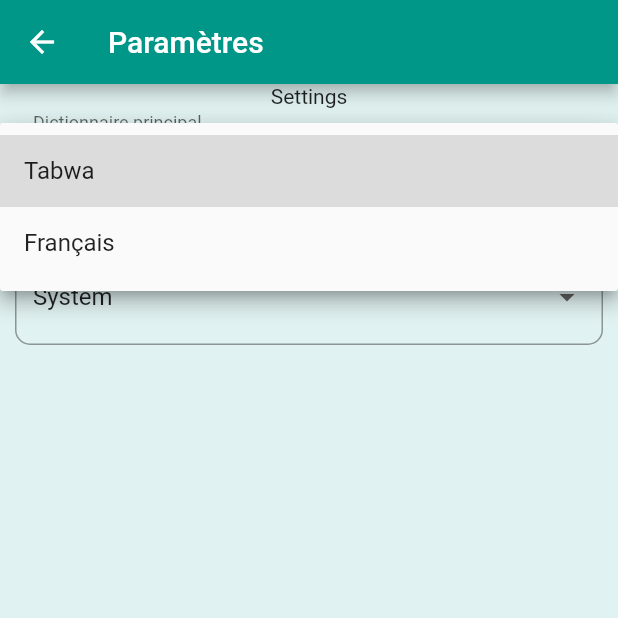
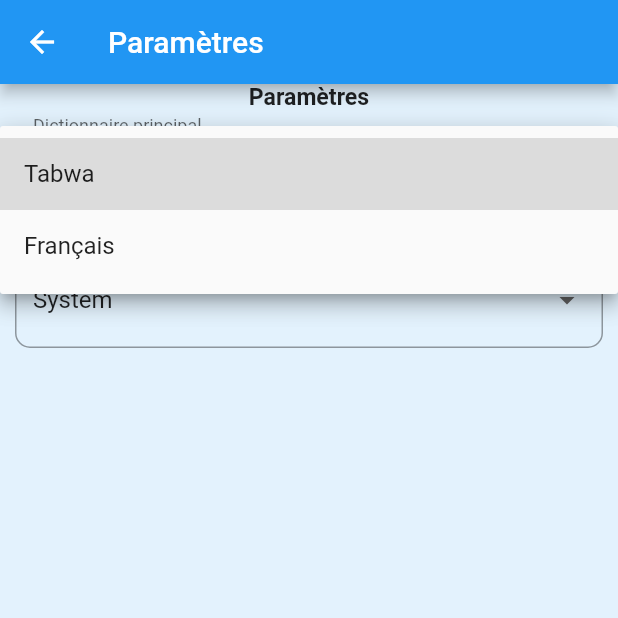
Before and after one commit to smirltech/tabwa-french, a Flutter app: the SettingsScreen screen opened by its route, after a tap on "Tabwa", on a phone screen of 412 x 824 dp, the top half of it. Run offline on Flutter 3.47's test engine with Material 2 defaults, Android fonts, the phone set to English and light mode, and no system bars; our stand-ins replace get, get_storage, package_info_plus; missing offline and left inert: smirl_version_checker; accounts and stored records are empty; network calls fail.

Commit message:
correction et amélioration

```diff
--- a/lib/app/routes/routes.dart
+++ b/lib/app/routes/routes.dart
@@ -6,6 +6,7 @@ import 'package:tabwa_french/app/views/settings/settings_screen.dart';
 import 'package:tabwa_french/app/views/words/add_word/add_word_screen.dart';
 import 'package:tabwa_french/app/views/words/show_word/show_word_screen.dart';
 
+import '../views/about/about_screen.dart';
 import '../views/auth/login/login_screen.dart';
 import '../views/auth/register/register_screen.dart';
 
@@ -17,6 +18,7 @@ class Routes {
   static String showWord = '/show-word';
   static String profile = '/profile';
   static String settings = '/settings';
+  static String about = '/about';
 
   static List<GetPage> routes = [
     GetPage(
@@ -53,5 +55,9 @@ class Routes {
       name: settings,
       page: () => SettingsScreen(),
     ),
+    GetPage(
+      name: about,
+      page: () => AboutScreen(),
+    ),
   ];
 }
--- a/lib/app/services/words_service.dart
+++ b/lib/app/services/words_service.dart
@@ -88,6 +88,22 @@ class WordsService extends GetxService {
     words.value
         .sort((a, b) => a.word.toLowerCase().compareTo(b.word.toLowerCase()));
     if (word.value != null) updateActiveWord();
+    /*   if (words.value != null) {
+      if (searchedWord.value.length > 0) {
+        filteredWords.value = words.value
+            .where(
+              (element) =>
+                  element.word.toLowerCase().contains(
+                        searchedWord.value.toLowerCase(),
+                      ) &&
+                  element.categorie.toLowerCase() ==
+                      categorie.value.toLowerCase(),
+            )
+            .toList();
+      } else {
+        filteredWords.clear();
+      }
+    }*/
     isLoading.value = false;
   }
 
--- a/lib/app/views/settings/settings_screen.dart
+++ b/lib/app/views/settings/settings_screen.dart
@@ -1,6 +1,7 @@
 import 'package:flutter/material.dart';
 import 'package:get/get.dart';
 import 'package:tabwa_french/app/controllers/auth_controller.dart';
+import 'package:tabwa_french/system/helpers/sizes.dart';
 
 import '../../../system/helpers/helpers.dart';
 import '../../services/words_service.dart';
@@ -51,7 +52,11 @@ class SettingsScreen extends StatelessWidget {
       body: Center(
         child: Column(
           children: [
-            Text('Settings'),
+            Text(
+              'settings'.tr,
+              style: TextStyle(
+                  fontWeight: FontWeight.bold, fontSize: getShortSide(14.0)),
+            ),
             Padding(
               padding: const EdgeInsets.all(10.0),
               child: Obx(() {
--- a/lib/app/views/words/show_word/show_word_screen.dart
+++ b/lib/app/views/words/show_word/show_word_screen.dart
@@ -36,7 +36,6 @@ class ShowWordScreen extends StatelessWidget {
           slivers: [
             SliverToBoxAdapter(
               child: Card(
-                //  color: Colors.grey[200],
                 child: SizedBox(
                   width: double.infinity,
                   child: Padding(
@@ -52,7 +51,6 @@ class ShowWordScreen extends StatelessWidget {
                                   child: Text(
                                     _wordsService.word.value!.word,
                                     style: const TextStyle(
-                                      // color: Colors.black,
                                       fontSize: ThemeSetting.normal,
                                     ),
                                   ),
@@ -123,7 +121,6 @@ class ShowWordScreen extends StatelessWidget {
                                             child: Text(
                                               tranz.translation,
                                               style: const TextStyle(
-                                                //  color: Colors.black,
                                                 fontSize: ThemeSetting.normal,
                                               ),
                                             ),
@@ -152,7 +149,6 @@ class ShowWordScreen extends StatelessWidget {
                                             child: Text(
                                               tranz.example,
                                               style: const TextStyle(
-                                                //  color: Colors.black,
                                                 fontSize: ThemeSetting.small,
                                               ),
                                             ),
--- a/lib/main.dart
+++ b/lib/main.dart
@@ -1,6 +1,7 @@
 import 'package:flutter/material.dart';
 import 'package:get/get.dart';
 import 'package:get_storage/get_storage.dart';
+import 'package:package_info_plus/package_info_plus.dart';
 import 'package:tabwa_french/app/views/home/home_screen.dart';
 import 'package:tabwa_french/system/configs/configs.dart';
 import 'package:tabwa_french/system/lang/translate.dart';
@@ -10,8 +11,11 @@ import 'app/controllers/controllers.dart';
 import 'app/routes/routes.dart';
 import 'app/services/services.dart';
 
+late PackageInfo PACKAGE_INFO;
+
 void main() async {
   WidgetsFlutterBinding.ensureInitialized();
+  PACKAGE_INFO = await PackageInfo.fromPlatform();
 
   await GetStorage.init();
   await Services.init();
--- a/lib/system/configs/configs.dart
+++ b/lib/system/configs/configs.dart
@@ -2,3 +2,4 @@ import 'package:get/get.dart';
 
 const bool DEBUG_MODE = false;
 final String APP_NAME = "Tabwa French Dictionnary".tr;
+const String APP_AUTHOR = "Francis N Numbi";
--- a/lib/system/lang/translate.dart
+++ b/lib/system/lang/translate.dart
@@ -18,6 +18,7 @@ class Translate extends Translations {
           "edit email": "Edit email",
           "edit password": "Edit password",
           "edit": "Edit",
+          "the app currently contains": "The app currently contains",
           "edit word": "Edit word",
           "add translation": "Add translation",
           "edit translation": "Edit translation",
@@ -53,6 +54,11 @@ class Translate extends Translations {
               "Login to be able to contribute to the community dictionnary",
           "register to the dictionnary to be able to contribute to the community with your precious knowledge":
               "Register to the dictionnary to be able to contribute to the community with your precious knowledge",
+          "conceived and developed by": "Conceived and developed by",
+          "and it can grow as quickly as you want in a very short period of time":
+              "and it can grow as quickly as you want in a very short period of time",
+          "about this app statement":
+              "The purpose of this app is to provide out Tabwa community with a dictionnary of words and expressions in Tabwa and French. The dictionary data is open for contribution, and enrichment. The app is not affiliated with no organisation whatsoever. It is an effort to protect tabwa culture and share to the younger community disseminated all over the world",
         },
         'fr_FR': {
           "add": "Ajouter",
@@ -65,6 +71,7 @@ class Translate extends Translations {
           "add word": "Ajouter un mot",
           "new word": "Nouveau mot",
           "edit": "Modifier",
+          "the app currently contains": "L'application contient",
           "edit translation": "Modifier la traduction",
           "primary dictionnary": "Dictionnaire principal",
           "you're not logged in": "Vous n'êtes pas connecté",
@@ -105,6 +112,11 @@ class Translate extends Translations {
               "Connectez-vous pour contribuer au dictionnaire communautaire",
           "register to the dictionnary to be able to contribute to the community with your precious knowledge":
               "Inscrivez-vous au dictionnaire pour contribuer à la communauté avec votre savoir",
+          "conceived and developed by": "Conçu et développé par",
+          "and it can grow as quickly as you want in a very short period of time":
+              "et elle peut grandir comme vous le souhaitez dans un court laps de temps",
+          "about this app statement":
+              "L'objectif de cette application est de fournir à la communauté Tabwa un dictionnaire de mots et expressions en Tabwa et en Français. Les données du dictionnaire sont ouvertes pour contribution et enrichissement. L'application n'est pas affiliée à aucune organisation. C'est une tentative de protéger la culture Tabwa et de partager à la communauté des jeunes déplacés dans le monde",
         }
       };
 }
--- a/lib/system/themes/theme_light.dart
+++ b/lib/system/themes/theme_light.dart
@@ -1,7 +1,7 @@
 import 'package:flutter/material.dart';
 
 class ThemeLight {
-  static const MaterialColor _baseColor = Colors.teal;
+  static const MaterialColor _baseColor = Colors.blue;
 
   static ThemeData get theme => ThemeData.light().copyWith(
         appBarTheme: const AppBarTheme().copyWith(color: _baseColor),
--- a/pubspec.yaml
+++ b/pubspec.yaml
@@ -3,7 +3,7 @@ description: A tabwa french collective dictionary
 
 publish_to: 'none'
 
-version: 1.0.8+8
+version: 1.0.9+9
 
 environment:
   sdk: ">=2.16.1 <3.0.0"
@@ -17,6 +17,7 @@ dependencies:
   get_storage: ^2.0.3
   fl_toast: ^3.1.0
   smirl_version_checker: ^0.0.1
+  package_info_plus: ^1.0.4
 
 dev_dependencies:
   flutter_test:
```
Also changed, not shown: lib/app/views/about/about_screen.dart (added, +59 -0 lines), lib/app/views/home/components/main_menu.dart (+24 -18 lines), lib/app/views/home/home_screen.dart (+35 -11 lines), lib/system/helpers/pull_to_refresh.dart (added, +178 -0 lines), pubspec.lock.
